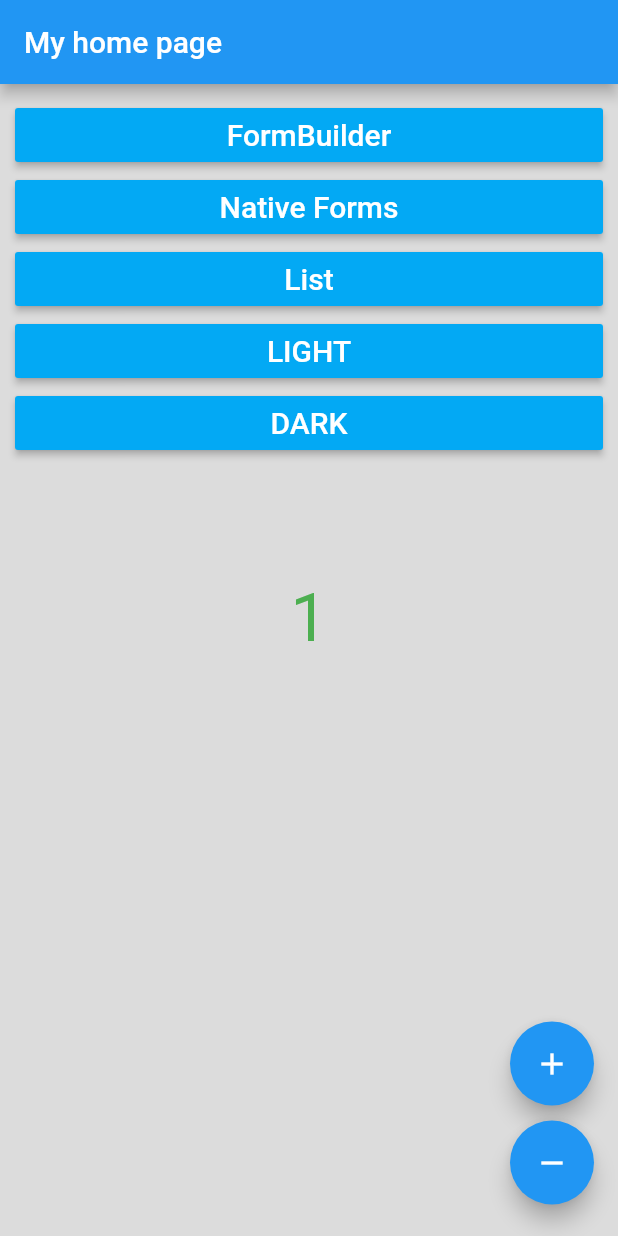
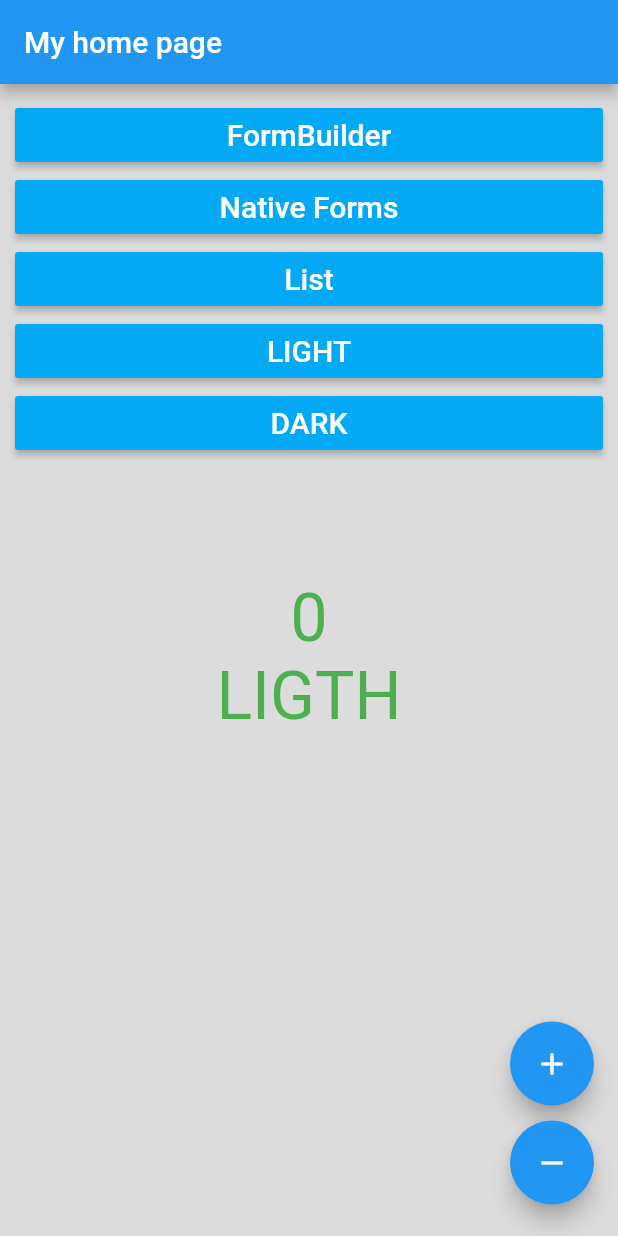
Before and after one commit to dmitrykuznetsovdev/flutter_test, a Flutter app: the screen it shows after launch, on a phone screen of 412 x 824 dp. Run offline on Flutter 3.47's test engine with Material 2 defaults, Android fonts, the phone set to English and light mode, and no system bars; our stand-ins replace flutter_form_builder, flutter_mobx, font_awesome_flutter, mobx, shared_preferences; generated files the repository leaves out were written again.

Commit message:
refactoring to mobx

```diff
--- a/lib/app/app.dart
+++ b/lib/app/app.dart
@@ -1,19 +1,44 @@
 import 'package:flutter/material.dart';
 import 'package:flutter_app/app/routes.dart';
+import 'package:provider/provider.dart';
+import 'package:flutter_mobx/flutter_mobx.dart';
+import 'package:flutter_app/dal/main_store.dart';
+
+final theme = {
+  'ligth': ThemeData.light().copyWith(
+    brightness: Brightness.light,
+    primaryColor: Colors.lightBlue,
+    textTheme: TextTheme(
+      body1: TextStyle(color: Colors.lightBlue),
+    ),
+  ),
+  'dark': ThemeData.dark().copyWith(
+    brightness: Brightness.dark,
+    primaryColor: Colors.white,
+    textTheme: TextTheme(
+      body1: TextStyle(color: Colors.white),
+    ),
+  ),
+};
 
 class MyApp extends StatelessWidget {
   @override
   Widget build(BuildContext context) {
-    return Container(
-        child: MaterialApp(
-            title: 'Flutter Demo',
-            theme: ThemeData.light().copyWith(
-              textTheme: TextTheme(
-                body1: TextStyle(color: Colors.lightBlue),
-              ),
-            ),
-            debugShowCheckedModeBanner: false,
-            initialRoute: "/",
-            routes: routes(context)));
+    return MultiProvider(
+        providers: [Provider<MainStore>(builder: (_) => MainStore())],
+        child: Consumer<MainStore>(
+            builder: (_, store, __) => Observer(
+                builder: (_) => Container(
+                    child: MaterialApp(
+                        title: 'Flutter Demo',
+                        theme: store.settings.isDarkModeUser ? theme['dark']: theme['light'],
+                        debugShowCheckedModeBanner: false,
+                        initialRoute: "/",
+                        routes: routes(context)
+                    )
+                )
+            )
+        )
+    );
   }
 }
--- a/lib/containers/home/home.dart
+++ b/lib/containers/home/home.dart
@@ -1,6 +1,10 @@
 import 'package:flutter/material.dart';
-import 'package:flutter_bloc/flutter_bloc.dart';
-import 'package:flutter_app/bloc/counter.bloc.dart';
+import 'package:flutter_mobx/flutter_mobx.dart';
+import 'package:flutter_app/dal/counter/counter.dart';
+import 'package:flutter_app/dal/main_store.dart';
+import 'package:provider/provider.dart';
+
+final counter = Counter();
 
 class MyHomePage extends StatelessWidget {
   MyHomePage({Key key, this.title}) : super(key: key);
@@ -27,13 +31,16 @@ class MyHomePage extends StatelessWidget {
 
   @override
   Widget build(BuildContext context) {
-    final CounterBloc counterBloc = BlocProvider.of<CounterBloc>(context);
-    return Scaffold(
+    // final storeSettings = Provider.of<Settings>(context);
+    // final storeCounter = Provider.of<Counter>(context);
+    final storeMain = Provider.of<MainStore>(context);
+
+    return Observer(
+        builder: (_) => Scaffold(
           appBar: AppBar(
             title: Text(this.title),
           ),
-        body: BlocBuilder<CounterBloc, int>(builder: (context, count) {
-          return Container(
+          body: Container(
             padding: EdgeInsets.all(10),
             color: Colors.black12,
             child: ListView(children: <Widget>[
@@ -62,26 +69,32 @@ class MyHomePage extends StatelessWidget {
                 color: Colors.lightBlue,
                 child: this._text('LIGHT'),
                 onPressed: () {
-                  Navigator.pushNamed(context, '/list');
+                  storeMain.settings.toggleDarkModeUser(false);
                 },
               ),
               RaisedButton(
                 color: Colors.lightBlue,
                 child: this._text('DARK'),
                 onPressed: () {
-                  Navigator.pushNamed(context, '/list');
+                  storeMain.settings.toggleDarkModeUser(true);
                 },
               ),
-              SizedBox(height: 80,),
+              SizedBox(
+                height: 80,
+              ),
               Center(
                 child: Text(
-                  '$count',
+                  '${storeMain.counter.value}',
                   style: TextStyle(fontSize: 44.0, color: Colors.green),
                 ),
               ),
+              Center(
+                child: Text(
+                  '${storeMain.settings.isDarkModeUser ? 'DARK' : 'LIGTH'}',
+                  style: TextStyle(fontSize: 44.0, color: Colors.green),
+                ),
+              )
             ]),
-          );
-        }
           ),
           floatingActionButton: Column(
             crossAxisAlignment: CrossAxisAlignment.end,
@@ -91,22 +104,19 @@ class MyHomePage extends StatelessWidget {
                 padding: EdgeInsets.symmetric(vertical: 5.0),
                 child: FloatingActionButton(
                   child: Icon(Icons.add),
-              onPressed: () {
-                counterBloc.add(CounterEvent.increment(1));
-              },
+                  onPressed: storeMain.counter.increment,
                 ),
               ),
               Padding(
                 padding: EdgeInsets.symmetric(vertical: 5.0),
                 child: FloatingActionButton(
                   child: Icon(Icons.remove),
-              onPressed: () {
-                counterBloc.add(CounterEvent.decrement(2));
-              },
+                  onPressed: storeMain.counter.decrement,
                 ),
               ),
             ],
           ),
+        )
     );
   }
 }
--- a/lib/containers/native_forms.dart
+++ b/lib/containers/native_forms.dart
@@ -1,8 +1,6 @@
 import 'package:flutter/material.dart';
 import 'package:flutter_app/models/user.dart';
 import 'package:flutter_app/styles/forms.style.dart';
-import 'package:flutter_bloc/flutter_bloc.dart';
-import 'package:flutter_app/bloc/counter.bloc.dart';
 
 class NativeFormsScreen extends StatefulWidget {
   NativeFormsScreen({Key key, this.title}) : super(key: key);
@@ -49,7 +47,6 @@ class _FormsState extends State<NativeFormsScreen> {
 
   @override
   Widget build(BuildContext context) {
-    final CounterBloc _counterBloc = BlocProvider.of<CounterBloc>(context);
     return Scaffold(
       appBar: AppBar(
         // title: Text(_counterBloc),
--- a/lib/bloc/transition_logger.dart
+++ b/lib/dal/transition_logger.dart
@@ -1,3 +1,4 @@
+/*
 import 'package:bloc/bloc.dart';
 
 class TransitionLogger extends BlocDelegate {
@@ -19,3 +20,4 @@ class TransitionLogger extends BlocDelegate {
     print('$error, $stacktrace');
   }
 }
+*/
```
Also changed, not shown: lib/bloc/counter.bloc.dart (deleted, +0 -42 lines), lib/bloc/dictionary.bloc.dart (deleted, +0 -27 lines), lib/bloc/router.block.dart (deleted, +0 -44 lines), lib/dal/counter/counter.dart (added, +23 -0 lines), lib/dal/main_store.dart (added, +21 -0 lines), lib/dal/settings/preferences_service.dart (added, +22 -0 lines), lib/dal/settings/settings.dart (added, +37 -0 lines), lib/main.dart (+1 -17 lines), pubspec.yaml (+9 -3 lines), lib/dal/counter/counter.g.dart (added), lib/dal/main_store.g.dart (added), lib/dal/settings/settings.g.dart (added), lib/dal/state.dart (renamed from lib/bloc/state.dart), pubspec.lock, 1 other file. Lines whose indentation alone changed are shown as unchanged.
